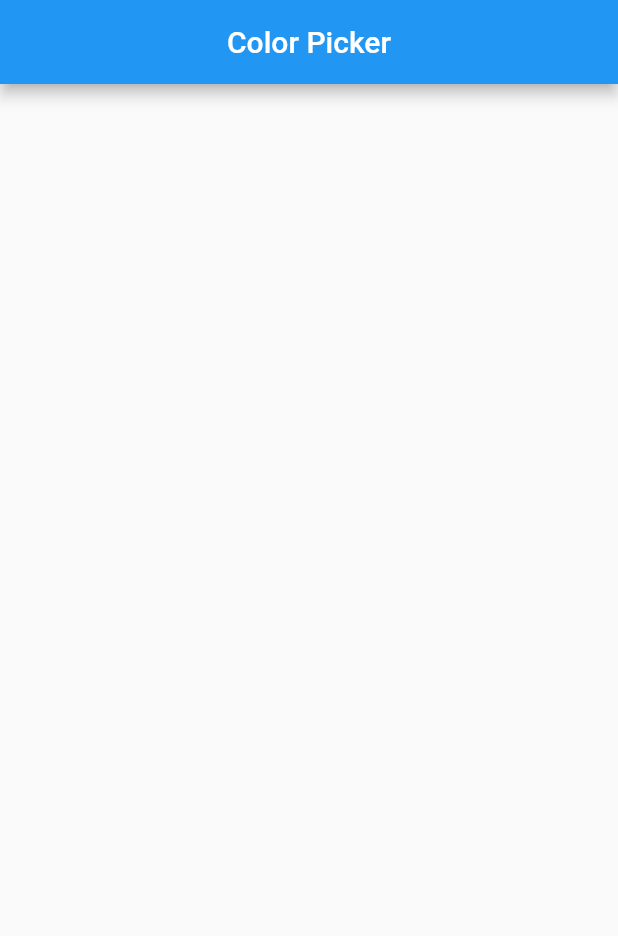
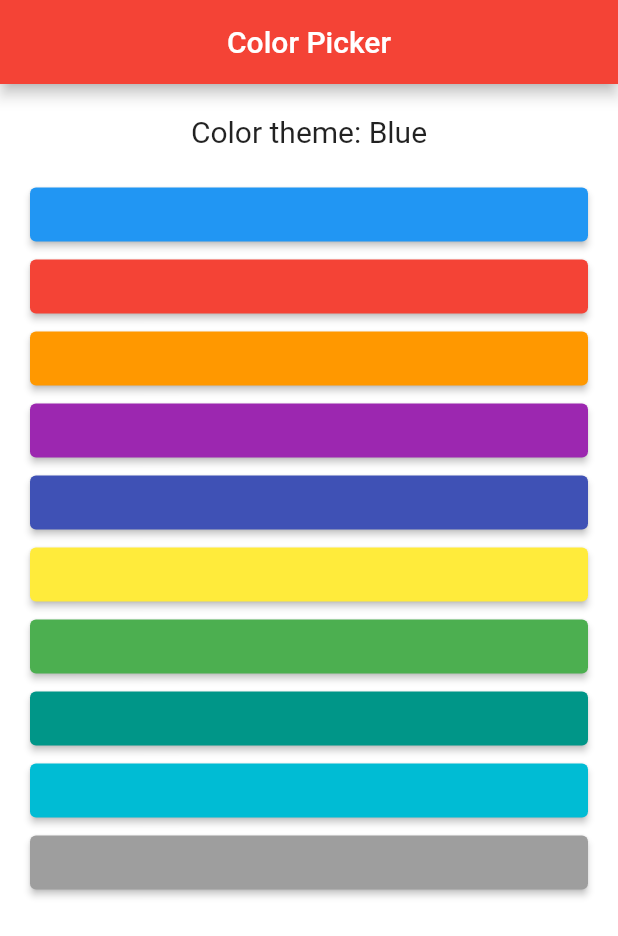
Before and after one commit to nick747/f_color_picker, a Flutter app: the screen it shows after launch, on a phone screen of 412 x 824 dp. Shown: the top 936 px of the screen. Run offline on Flutter 3.47's test engine with Material 2 defaults, Android fonts, the phone set to English and light mode, and no system bars.

Commit message:
Added all color buttons

```diff
--- a/lib/main.dart
+++ b/lib/main.dart
@@ -16,6 +16,7 @@ class MyApp extends StatelessWidget {
       theme: ThemeData(
         primarySwatch: Colors.blue,
       ),
+      debugShowCheckedModeBanner: false,
       home: const MyHomePage(title: 'Color Picker'),
     );
   }
--- a/lib/view/home_screen.dart
+++ b/lib/view/home_screen.dart
@@ -11,13 +11,165 @@ class MyHomePage extends StatefulWidget {
 
 class _MyHomePageState extends State<MyHomePage> {
 
+  var appBarColor = Colors.red;
+  var bgColor = Colors.white;
+
   @override
   Widget build(BuildContext context) {
     return Scaffold(
+      backgroundColor: bgColor,
       appBar:  AppBar(
         title: const Text('Color Picker'),
+        backgroundColor: appBarColor,
         centerTitle: true,
       ),
-    );
+      body: Center(
+          child: Padding(
+            padding: const EdgeInsets.all(20.0),
+            child: Column(
+                children: [
+                  const Text('Color theme: Blue', style: TextStyle(fontSize: 20),),
+                  const SizedBox(
+                    height: 20,
+                  ),
+                  SizedBox(
+                    width: double.infinity,
+                    child: ElevatedButton(
+                      onPressed: () {
+                        appBarColor = Colors.blue;
+                        setState(() {});
+                      },
+                      child: const Text(''),
+                      style: ElevatedButton.styleFrom(
+                        backgroundColor: Colors.blue,
+                      ),
+                    ),
+                  ),
+                  SizedBox(
+                    width: double.infinity,
+                    child: ElevatedButton(
+                      onPressed: () {
+                        appBarColor = Colors.red;
+                        setState(() {});
+                      },
+                      child: const Text(''),
+                      style: ElevatedButton.styleFrom(
+                        backgroundColor: Colors.red,
+                      ),
+                    ),
+                  ),
+                  SizedBox(
+                      width: double.infinity,
+                      child: ElevatedButton(
+                        onPressed: () {
+                          appBarColor = Colors.orange;
+                          setState(() {});
+                        },
+                        child: const Text(''),
+                        style: ElevatedButton.styleFrom(
+                          backgroundColor: Colors.orange,
+                        ),
+                      ),
+                    ),
+                  SizedBox(
+                    width: double.infinity,
+                    child: ElevatedButton(
+                      onPressed: () {
+                        appBarColor = Colors.purple;
+                        setState(() {});
+                      },
+                      child: const Text(''),
+                      style: ElevatedButton.styleFrom(
+                        backgroundColor: Colors.purple,
+                      ),
+                    ),
+                  ),
+                  SizedBox(
+                    width: double.infinity,
+                    child: ElevatedButton(
+                      onPressed: () {
+                        appBarColor = Colors.indigo;
+                        setState(() {});
+                      },
+                      child: const Text(''),
+                      style: ElevatedButton.styleFrom(
+                        backgroundColor: Colors.indigo,
+                      ),
+                    ),
+                  ),
+                  SizedBox(
+                    width: double.infinity,
+                    child: ElevatedButton(
+                      onPressed: () {
+                        appBarColor = Colors.yellow;
+                        setState(() {});
+                      },
+                      child: const Text(''),
+                      style: ElevatedButton.styleFrom(
+                        backgroundColor: Colors.yellow,
+                      ),
+                    ),
+                  ),
+                  SizedBox(
+                    width: double.infinity,
+                    child: ElevatedButton(
+                      onPressed: () {
+                        appBarColor = Colors.green;
+                        setState(() {});
+                      },
+                      child: const Text(''),
+                      style: ElevatedButton.styleFrom(
+                        backgroundColor: Colors.green,
+                      ),
+                    ),
+                  ),
+                  SizedBox(
+                    width: double.infinity,
+                    child: ElevatedButton(
+                      onPressed: () {
+                        appBarColor = Colors.teal;
+                        setState(() {});
+                      },
+                      child: const Text(''),
+                      style: ElevatedButton.styleFrom(
+                        backgroundColor: Colors.teal,
+                      ),
+                    ),
+                  ),
+                  SizedBox(
+                    width: double.infinity,
+                    child: ElevatedButton(
+                      onPressed: () {
+                        appBarColor = Colors.cyan;
+                        setState(() {});
+                      },
+                      child: const Text(''),
+                      style: ElevatedButton.styleFrom(
+                        backgroundColor: Colors.cyan,
+                      ),
+                    ),
+                  ),
+                  SizedBox(
+                    width: double.infinity,
+                    child: ElevatedButton(
+                      onPressed: () {
+                        appBarColor = Colors.grey;
+                        setState(() {});
+                      },
+                      child: const Text(''),
+                      style: ElevatedButton.styleFrom(
+                        backgroundColor: Colors.grey,
+                      ),
+                    ),
+                  ),
+
+                  const SizedBox(
+                    height: 50,
+                  )
+                ],
+              ),
+          ),
+        ),
+      );
   }
 }
```
